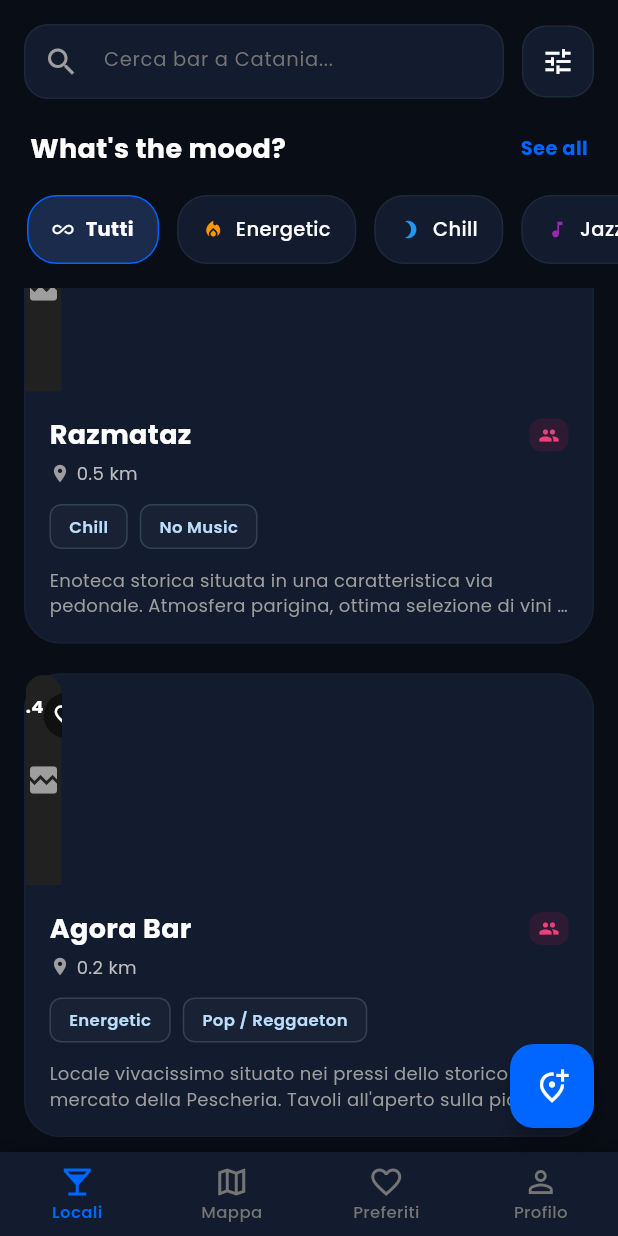
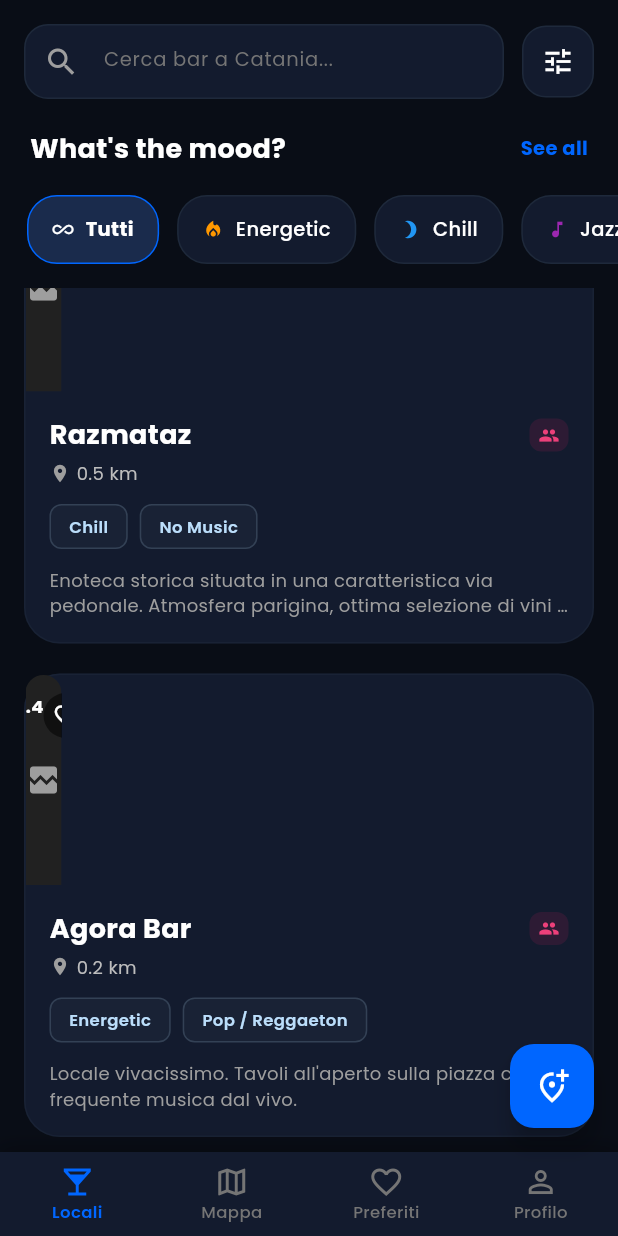
Before and after one commit to spotit123/spotit, a Flutter app: the MainNavigationWrapper screen opened directly with empty values, scrolled down 1069 dp, on a phone screen of 412 x 824 dp. Run offline on Flutter 3.47's test engine with Material 3 defaults, Android fonts, the phone set to English and light mode, and no system bars; our stand-ins replace flutter_map, google_fonts, latlong2, shared_preferences; accounts and stored records are empty; network calls fail.

Commit message:
chore: import latest SpotIt code from Antigravity (Madrid version)
API key left empty in google_places_service.dart.

Co-Authored-By: Claude Sonnet 5.5 <noreply@anthropic.com>
Claude-Session: https://claude.ai/code/session_01PJC2TxKmfiVZyK36pYU1sa

```diff
--- a/lib/data/mock_data.dart
+++ b/lib/data/mock_data.dart
@@ -6,12 +6,12 @@ final List<Bar> mockBars = [
     id: '1',
     name: 'La Chiave',
     type: 'Indie / Cocktail Bar',
-    description: 'Storico ritrovo catanese con un suggestivo giardino interno. Atmosfera informale, ottima selezione musicale indie/rock e cocktail ricercati.',
+    description: 'Storico ritrovo madrileno con un suggestivo giardino interno. Atmosfera informale, ottima selezione musicale indie/rock e cocktail ricercati.',
     rating: 4.7,
     reviewCount: 940,
-    address: 'Via Gemmellaro 46, Catania',
-    latitude: 37.5082,
-    longitude: 15.0864,
+    address: 'Calle de Fuencarral 46, Madrid',
+    latitude: 40.4282,
+    longitude: -3.7020,
     imageUrl: 'https://images.unsplash.com/photo-1514362545857-3bc16c4c7d1b?auto=format&fit=crop&w=600&q=80',
     distance: 0.6,
     popularDrinks: ['Etna Mule', 'Negroni del Capo', 'Gin Tonic Siciliano'],
@@ -55,15 +55,15 @@ final List<Bar> mockBars = [
     id: '2',
     name: 'Vermut',
     type: 'Tapas & Vermutteria',
-    description: 'Locale specializzato in vermut artigianali e taglieri di salumi tipici. Clima conviviale e tavoli all\'aperto nella vivacissima Via Gemmellaro.',
+    description: 'Locale specializzato in vermut artigianali e taglieri tipici. Clima conviviale e tavoli all\'aperto nella vivacissima Malasaña.',
     rating: 4.6,
     reviewCount: 1120,
-    address: 'Via Gemmellaro 37, Catania',
-    latitude: 37.5083,
-    longitude: 15.0865,
+    address: 'Calle de San Vicente Ferrer 37, Madrid',
+    latitude: 40.4270,
+    longitude: -3.7025,
     imageUrl: 'https://images.unsplash.com/photo-1574096079513-d8259312b785?auto=format&fit=crop&w=600&q=80',
     distance: 0.7,
-    popularDrinks: ['Vermut Rosso Casa', 'Negroni Bianco', 'Milano-Catania'],
+    popularDrinks: ['Vermut Rojo', 'Negroni Blanco', 'Madrid Mule'],
     phone: '+39 342 983 1120',
     website: 'https://www.vermutcatania.it',
     openingHours: {
@@ -106,9 +106,9 @@ final List<Bar> mockBars = [
     description: 'Cocktail bar d\'alta gamma nascosto tra le vie del centro. Divani in velluto, luci soffuse e drink sartoriali creati su misura per te.',
     rating: 4.9,
     reviewCount: 310,
-    address: 'Via Santa Filomena 12, Catania',
-    latitude: 37.5098,
-    longitude: 15.0859,
+    address: 'Calle del Barco 12, Madrid',
+    latitude: 40.4223,
+    longitude: -3.7011,
     imageUrl: 'https://images.unsplash.com/photo-1470337458703-46ad1756a187?auto=format&fit=crop&w=600&q=80',
     distance: 0.9,
     popularDrinks: ['Smoked Boulevardier', 'Sartorial Sour', 'Old Fashioned Barrique'],
@@ -147,9 +147,9 @@ final List<Bar> mockBars = [
     description: 'Enoteca storica situata in una caratteristica via pedonale. Atmosfera parigina, ottima selezione di vini dell\'Etna e taglieri gourmet.',
     rating: 4.5,
     reviewCount: 780,
-    address: 'Via Penninello 34, Catania',
-    latitude: 37.5074,
-    longitude: 15.0848,
+    address: 'Calle de Valverde 34, Madrid',
+    latitude: 40.4235,
+    longitude: -3.7032,
     imageUrl: 'https://images.unsplash.com/photo-1572116469696-31de0f17cc34?auto=format&fit=crop&w=600&q=80',
     distance: 0.5,
     popularDrinks: ['Etna Rosso DOC', 'Nerello Mascalese', 'Franciacorta Brut'],
@@ -183,12 +183,12 @@ final List<Bar> mockBars = [
     id: '5',
     name: 'Agora Bar',
     type: 'Open Air Bar & Social',
-    description: 'Locale vivacissimo situato nei pressi dello storico mercato della Pescheria. Tavoli all\'aperto sulla piazza in pietra lavica con frequente musica dal vivo.',
+    description: 'Locale vivacissimo. Tavoli all\'aperto sulla piazza con frequente musica dal vivo.',
     rating: 4.4,
     reviewCount: 1420,
-    address: 'Piazza Alonzo di Benedetto 2, Catania',
-    latitude: 37.5015,
-    longitude: 15.0867,
+    address: 'Plaza de San Ildefonso 2, Madrid',
+    latitude: 40.4245,
+    longitude: -3.7021,
     imageUrl: 'https://images.unsplash.com/photo-1536935338788-846bb9981813?auto=format&fit=crop&w=600&q=80',
     distance: 0.2,
     popularDrinks: ['Spritz Siculo', 'Zibibbo Cold', 'Paloma Agrumata'],
--- a/lib/main.dart
+++ b/lib/main.dart
@@ -71,7 +71,7 @@ class _MyAppState extends State<MyApp> {
     }
 
     return MaterialApp(
-      title: 'SpotIt Catania',
+      title: 'SpotIt Madrid',
       debugShowCheckedModeBanner: false,
       theme: ThemeData.dark().copyWith(
         primaryColor: const Color(0xFF0066FF), // Electric Blue
@@ -221,7 +221,7 @@ class _MainNavigationWrapperState extends State<MainNavigationWrapper> {
         profile: _userProfile ?? UserProfile(
           name: 'Anonymous',
           username: '@anonymous',
-          location: 'Catania',
+          location: 'Madrid',
           age: 25,
           bookingsCount: 0,
           favoritesCount: 0,
@@ -240,7 +240,7 @@ class _MainNavigationWrapperState extends State<MainNavigationWrapper> {
         index: _currentIndex,
         children: screens,
       ),
-      // Float shortcut button to Add Spot (Catania layout)
+      // Float shortcut button to Add Spot (Madrid layout)
       floatingActionButton: _currentIndex == 0
           ? FloatingActionButton(
               onPressed: () {
--- a/lib/services/google_places_service.dart
+++ b/lib/services/google_places_service.dart
@@ -5,7 +5,7 @@ import '../models/review.dart';
 
 class GooglePlacesService {
   // CONFIGURA LA TUA CHIAVE API DI GOOGLE CLOUD QUI
-  // Esempio: static const String apiKey = 'AIzaSy...';
+  // Esempio: static const String apiKey = '';
   static const String apiKey = '';
 
   /// Carica i dettagli reali da Google Places per ciascun locale.
```
Also changed, not shown: lib/services/db_service.dart (+12 -3 lines), 3 other files.
